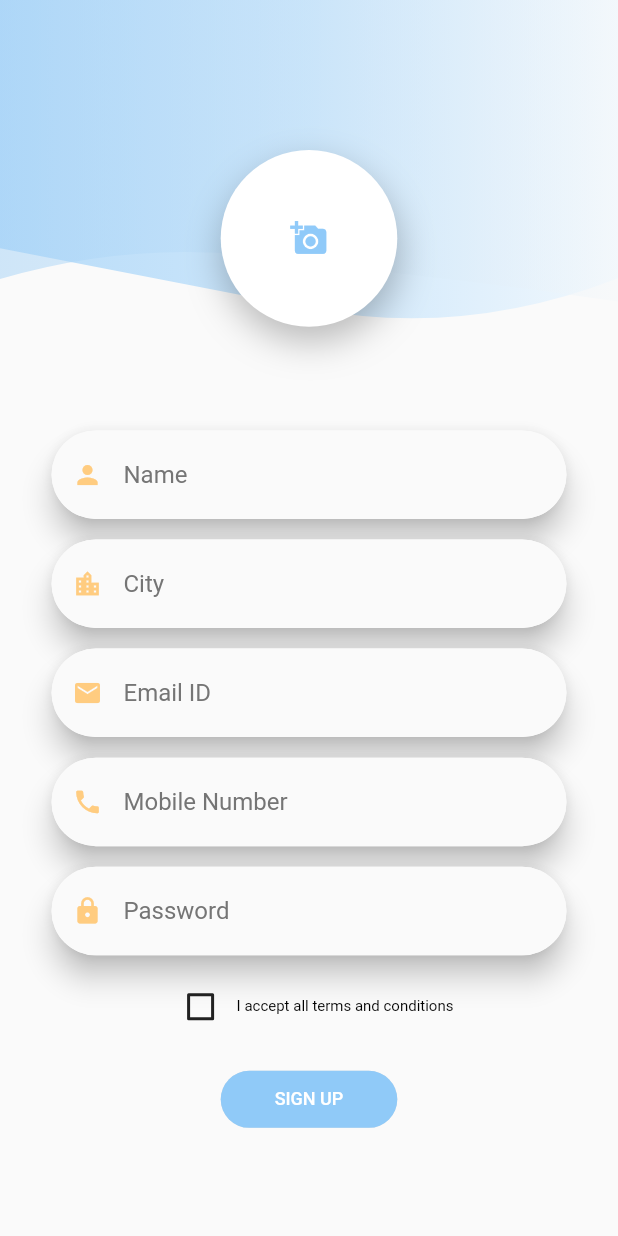
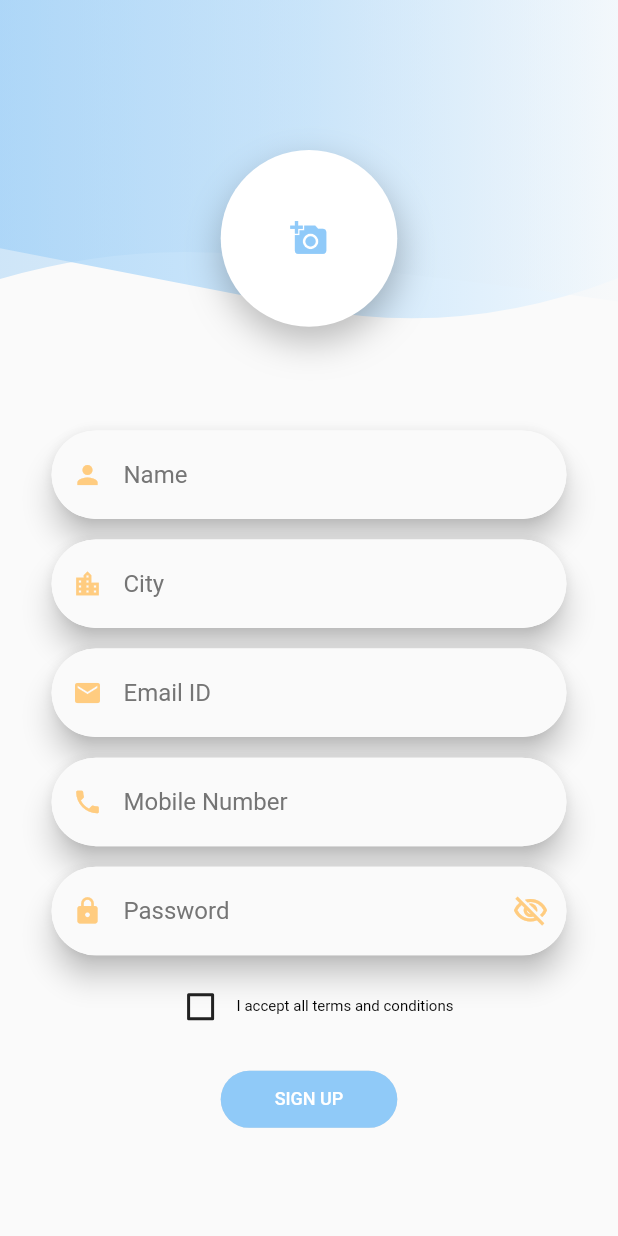
Before and after one commit to Mazhar1117/weblytical_app, a Flutter app: the screen it shows after launch, after a tap on "Sign up", on a phone screen of 412 x 824 dp. Run offline on Flutter 3.47's test engine with Material 2 defaults, Android fonts, the phone set to English and light mode, and no system bars.

Commit message:
password_field modification

```diff
--- a/lib/ui/screens/signin.dart
+++ b/lib/ui/screens/signin.dart
@@ -6,6 +6,7 @@ import 'package:ui/ui/widgets/custom_button.dart';
 import 'package:ui/ui/widgets/custom_shape.dart';
 import 'package:ui/ui/widgets/responsive_ui.dart';
 import 'package:ui/ui/widgets/textformfield.dart';
+import 'package:ui/utils/responsive.dart';
 // import 'package:ui/utils/validator.dart';
 
 class SignInPage extends StatelessWidget {
@@ -36,6 +37,7 @@ class _SignInScreenState extends State<SignInScreen> {
   TextEditingController passwordController = TextEditingController();
   final GlobalKey<FormState> _key = GlobalKey();
   // Validator validator = Validator();
+  bool _passwordInVisible = true; //a boolean value
 
   @override
   Widget build(BuildContext context) {
@@ -135,8 +137,10 @@ class _SignInScreenState extends State<SignInScreen> {
             "Welcome To AimsysCloud",
             style: TextStyle(
               color: contrastColor,
-              fontWeight: FontWeight.w500,
-             fontSize: _large ? 30 : (_medium ? 17.5 : 15)
+              fontWeight: FontWeight.bold,
+              fontSize: Responsive.isDesktop(context)
+                  ? 40.0
+                  : (Responsive.isTablet(context) ? 25.0 : 15),
             ),
           ),
         ],
@@ -193,12 +197,25 @@ class _SignInScreenState extends State<SignInScreen> {
   }
 
   Widget passwordTextFormField() {
-    return CustomTextField(
+    return PasswordField(
       // onPressed: validator.validatePasswordLength(passwordController.text),
       keyboardType: TextInputType.number,
       textEditingController: passwordController,
-      icon: Icons.lock,
-      obscureText: true,
+      prefixIcon: Icons.lock,
+      obscureText: _passwordInVisible,
+      suffix: IconButton(
+        icon: Icon(
+          _passwordInVisible
+              ? Icons.visibility_off_outlined
+              : Icons.visibility_outlined,
+          color: Colors.orange[200],
+        ),
+        onPressed: () {
+          setState(() {
+            _passwordInVisible = !_passwordInVisible;
+          });
+        },
+      ),
       hint: "Password",
     );
   }
--- a/lib/ui/screens/signup.dart
+++ b/lib/ui/screens/signup.dart
@@ -39,6 +39,7 @@ class _SignUpScreenState extends State<SignUpScreen> {
   TextEditingController contactController = TextEditingController();
   final GlobalKey<FormState> _key = GlobalKey();
   // Validator validator = Validator();
+  bool _passwordInVisible = true;
 
   @override
   Widget build(BuildContext context) {
@@ -207,15 +208,27 @@ class _SignUpScreenState extends State<SignUpScreen> {
   }
 
   Widget passwordTextFormField() {
-    return CustomTextField(
+    return PasswordField(
       // onPressed: validator.validatePasswordLength(passwordController.text),
+      keyboardType: TextInputType.number,
       textEditingController: passwordController,
-      keyboardType: TextInputType.text,
-      obscureText: true,
-      icon: Icons.lock,
+      prefixIcon: Icons.lock,
+      obscureText: _passwordInVisible,
+      suffix: IconButton(
+      icon: Icon(
+        _passwordInVisible ? Icons.visibility_off_outlined : Icons.visibility_outlined,
+        color: Colors.orange[200],
+      ),
+      onPressed: () {
+        setState(() {
+          _passwordInVisible = !_passwordInVisible;
+        });
+      },
+    ),
       hint: "Password",
     );
   }
+
 
   Widget acceptTermsTextRow() {
     return Container(
--- a/lib/ui/widgets/textformfield.dart
+++ b/lib/ui/widgets/textformfield.dart
@@ -6,6 +6,8 @@ class CustomTextField extends StatelessWidget {
   final String hint;
   final TextEditingController textEditingController;
   final TextInputType keyboardType;
+  // final String? Function(String?)? validator;
+
   // final  onPressed;
   final bool obscureText;
   final IconData icon;
@@ -21,6 +23,7 @@ class CustomTextField extends StatelessWidget {
     required this.keyboardType,
     required this.icon,
     this.obscureText = false,
+    // this.validator,
     // required this.onPressed,
   }) : super(key: key);
 
@@ -52,3 +55,58 @@ class CustomTextField extends StatelessWidget {
     );
   }
 }
+
+
+class PasswordField extends StatelessWidget {
+  final String hint;
+  final TextEditingController textEditingController;
+  final TextInputType keyboardType;
+  // final  onPressed;
+  final bool obscureText;
+  final IconData prefixIcon;
+  final Widget suffix;
+  late double _width;
+  late double _pixelRatio;
+  late bool large;
+  late bool medium;
+
+  PasswordField({
+    Key? key,
+    required this.hint,
+    required this.textEditingController,
+    required this.keyboardType,
+    required this.prefixIcon,
+    required this.obscureText, required  this.suffix,
+    // required this.onPressed,
+  }) : super(key: key);
+
+  @override
+  Widget build(BuildContext context) {
+    _width = MediaQuery.of(context).size.width;
+    _pixelRatio = MediaQuery.of(context).devicePixelRatio;
+    large = ResponsiveWidget.isScreenLarge(_width, _pixelRatio);
+    medium = ResponsiveWidget.isScreenMedium(_width, _pixelRatio);
+    return Material(
+      borderRadius: BorderRadius.circular(30.0),
+      elevation: large ? 12 : (medium ? 10 : 8),
+      child: TextFormField(
+        obscureText: obscureText,
+        // validator: onPressed,
+        controller: textEditingController,
+        keyboardType: keyboardType,
+        cursorColor: Colors.blue[200],
+        decoration: InputDecoration(
+          fillColor: backgroundColor,
+          filled: true,
+          prefixIcon: Icon(prefixIcon, color: Colors.orange[200], size: 20),
+          suffixIcon: suffix,
+          hintText: hint,
+          hintStyle:  TextStyle(color: Colors.grey[600]),
+          border: OutlineInputBorder(
+              borderRadius: BorderRadius.circular(30.0),
+              borderSide: BorderSide.none),
+        ),
+      ),
+    );
+  }
+}
```
